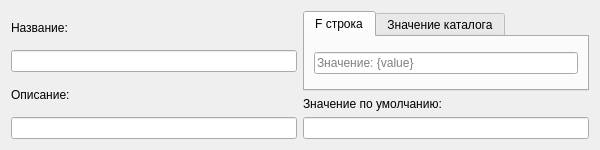
Above: ui/template_item.ui from bednick/parser-vendor-code before the change. Below: the same form after it.
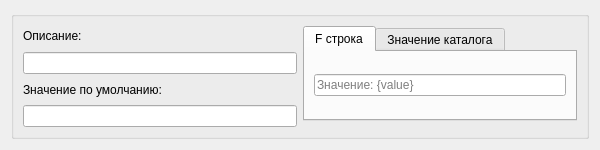
That is the form after the change. The open tabs and pages were chosen to show the change.

Commit message: update template item

The edit to the form file:
```diff
--- a/ui/template_item.ui
+++ b/ui/template_item.ui
@@ -20,28 +20,20 @@
    <string>template_item</string>
   </property>
   <layout class="QGridLayout" name="gridLayout">
+   <item row="0" column="0">
+    <widget class="QGroupBox" name="groupBox">
+     <property name="title">
+      <string/>
+     </property>
+     <property name="flat">
+      <bool>false</bool>
+     </property>
+     <property name="checkable">
+      <bool>false</bool>
+     </property>
+     <layout class="QGridLayout" name="gridLayout_2">
    <item row="0" column="0" rowspan="2">
     <layout class="QVBoxLayout" name="verticalLayout_4">
-     <item>
-      <widget class="QLabel" name="labelName">
-       <property name="text">
-        <string>Название:</string>
-       </property>
-       <property name="alignment">
-        <set>Qt::AlignLeading|Qt::AlignLeft|Qt::AlignVCenter</set>
-       </property>
-      </widget>
-     </item>
-     <item>
-      <widget class="QLineEdit" name="lineEditName">
-       <property name="alignment">
-        <set>Qt::AlignCenter</set>
-       </property>
-       <property name="readOnly">
-        <bool>true</bool>
-       </property>
-      </widget>
-     </item>
      <item>
       <widget class="QLabel" name="labelDescription">
        <property name="text">
@@ -55,7 +47,21 @@
      <item>
       <widget class="QLineEdit" name="lineEditDescription">
        <property name="alignment">
-        <set>Qt::AlignCenter</set>
+           <set>Qt::AlignLeading|Qt::AlignLeft|Qt::AlignVCenter</set>
+          </property>
+         </widget>
+        </item>
+        <item>
+         <widget class="QLabel" name="labelDefaultDirectories">
+          <property name="text">
+           <string>Значение по умолчанию:</string>
+          </property>
+         </widget>
+        </item>
+        <item>
+         <widget class="QLineEdit" name="lineEditDefault">
+          <property name="placeholderText">
+           <string/>
        </property>
       </widget>
      </item>
@@ -104,23 +110,8 @@
      </widget>
     </widget>
    </item>
-   <item row="1" column="1">
-    <layout class="QVBoxLayout" name="verticalLayout_3">
-     <item>
-      <widget class="QLabel" name="labelDefaultDirectories">
-       <property name="text">
-        <string>Значение по умолчанию:</string>
-       </property>
-      </widget>
-     </item>
-     <item>
-      <widget class="QLineEdit" name="lineEditDefault">
-       <property name="placeholderText">
-        <string/>
-       </property>
-      </widget>
-     </item>
-    </layout>
+     </layout>
+    </widget>
    </item>
   </layout>
  </widget>
```
Left out of the diff: 2 changed lines with no effect on the pictures. Lines whose indentation alone changed are shown as unchanged. The commit also changes 4 other files.
